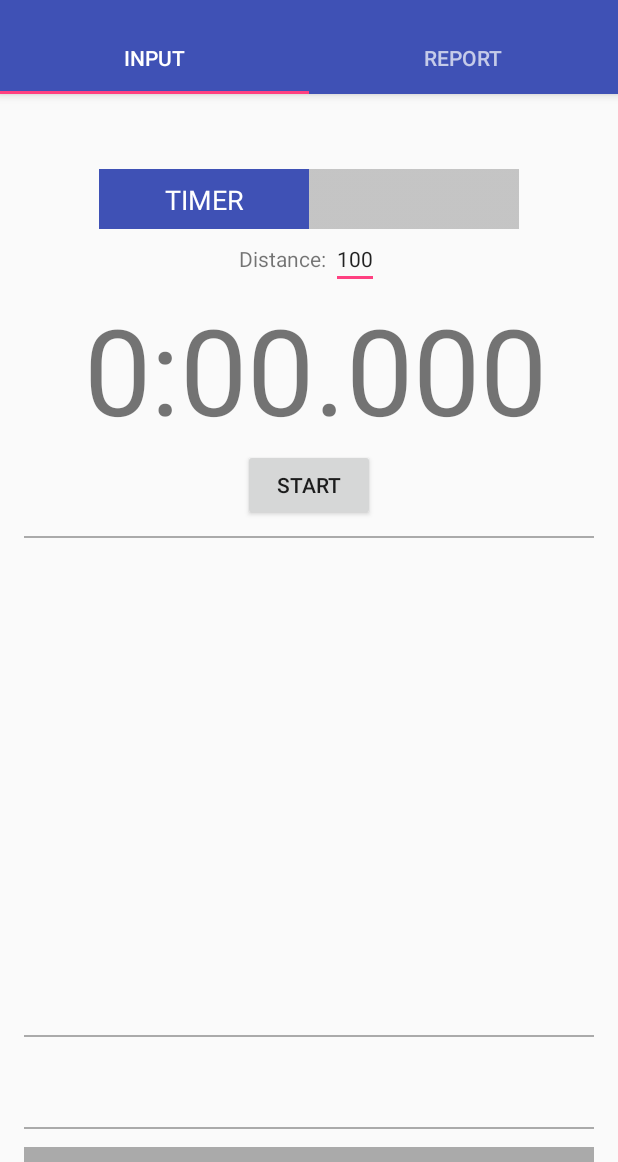
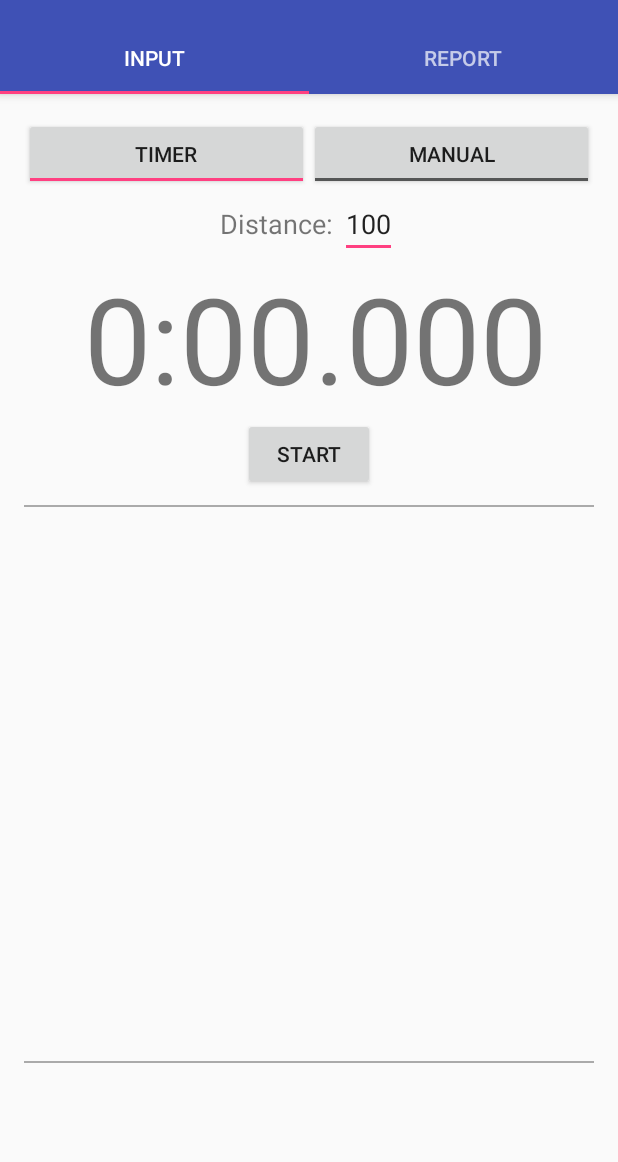
Before and after one commit to otaconisme/FizahTimer, an Android app: the screen it shows after launch (MainActivity), on a phone screen of 412 x 824 dp, the part 74-1236 px from its top. Run offline under Robolectric (Android 15) with nearby library versions, the phone set to English and light mode, and no system bars.

Commit message:
-changed switch to toggle -Fixed some layout issue

```diff
--- a/app/src/main/java/com/otaconisme/myapplication/DataEntryAdapter.java
+++ b/app/src/main/java/com/otaconisme/myapplication/DataEntryAdapter.java
@@ -48,9 +48,8 @@ public class DataEntryAdapter extends BaseAdapter implements ListAdapter {
     }
 
     @Override
-    public View getView(final int i, View inputView, ViewGroup viewGroup) {
+    public View getView(final int i, View view, ViewGroup viewGroup) {
 
-        View view = inputView;
         if (view == null) {
             LayoutInflater inflater = (LayoutInflater) context.getSystemService(Context.LAYOUT_INFLATER_SERVICE);
             view = inflater.inflate(R.layout.data_entry, null);//TODO replace null with something else
@@ -77,6 +76,9 @@ public class DataEntryAdapter extends BaseAdapter implements ListAdapter {
                 public void onClick(View v) {
                     list.remove(i);
                     notifyDataSetChanged();
+                    switcher.reset();
+                    switcher.showNext();
+                    v.clearFocus();
                     //Util.generateBarChartSpeed();
 
                 }
--- a/app/src/main/java/com/otaconisme/myapplication/MainActivity.java
+++ b/app/src/main/java/com/otaconisme/myapplication/MainActivity.java
@@ -19,14 +19,11 @@ import android.view.View;
 import android.view.inputmethod.InputMethodManager;
 import android.widget.Button;
 import android.widget.EditText;
-import android.widget.Switch;
 import android.widget.TextView;
+import android.widget.ToggleButton;
 import android.widget.ViewSwitcher;
 
-import java.lang.reflect.InvocationTargetException;
 import java.util.ArrayList;
-
-import static android.R.id.input;
 
 public class MainActivity extends AppCompatActivity {
 
@@ -159,9 +156,9 @@ public class MainActivity extends AppCompatActivity {
     }
 
     public void startTimer(View view) {
-        Switch inputSwitch = (Switch) findViewById(R.id.switch_input);
+        ToggleButton toggleTimer = (ToggleButton) findViewById(R.id.toggle_timer);
 
-        if(!inputSwitch.isChecked()) {
+        if(toggleTimer.isChecked()) {
 
 
             if (getMainButtonText().equals("Start")) {
@@ -298,4 +295,24 @@ public class MainActivity extends AppCompatActivity {
             viewSwitcher.showNext();
         }
     }
+
+    public void toggleSelectInput(View view){
+        ViewSwitcher inputViewSwitcher = (ViewSwitcher) findViewById(R.id.view_switcher_input);
+        ToggleButton clicked = (ToggleButton) view;
+        ToggleButton unClicked;
+        String clickedText = clicked.getTextOn().toString();
+        if(clickedText.equalsIgnoreCase("timer")) {
+            unClicked = (ToggleButton) findViewById(R.id.toggle_manual);
+            if(inputViewSwitcher.getNextView().getId() == R.id.view_switch_timer_layout){
+                inputViewSwitcher.showNext();
+            }
+        }else{
+            unClicked = (ToggleButton) findViewById(R.id.toggle_timer);
+            if(inputViewSwitcher.getNextView().getId() == R.id.view_switch_manual_edit_layout){
+                inputViewSwitcher.showNext();
+            }
+        }
+        clicked.setChecked(true);
+        unClicked.setChecked(false);
+    }
 }
--- a/app/src/main/java/com/otaconisme/myapplication/TabTimer.java
+++ b/app/src/main/java/com/otaconisme/myapplication/TabTimer.java
@@ -5,9 +5,6 @@ import android.support.v4.app.Fragment;
 import android.view.LayoutInflater;
 import android.view.View;
 import android.view.ViewGroup;
-import android.widget.Button;
-import android.widget.Switch;
-import android.widget.ViewSwitcher;
 
 /**
  * Created by Zakwan on 3/1/2017.
@@ -18,24 +15,6 @@ public class TabTimer extends Fragment {
     @Override
     public View onCreateView(final LayoutInflater inflater, ViewGroup container,
                              Bundle savedInstanceState) {
-        View rootView = inflater.inflate(R.layout.tab_timer, container, false);
-
-        final ViewSwitcher inputViewSwitcher = (ViewSwitcher) rootView.findViewById(R.id.view_switcher_input);
-        //Switch between timer and manual input
-        final Switch inputSwitch =(Switch) rootView.findViewById(R.id.switch_input);
-        inputSwitch.setOnClickListener(new View.OnClickListener() {
-            @Override
-            public void onClick(View view){
-                if(inputSwitch.isChecked()){
-                    inputViewSwitcher.showNext();
-                }else{
-                    inputViewSwitcher.reset();
-                    inputViewSwitcher.showNext();
-                }
-
-            }
-        });
-
-        return rootView;
+        return inflater.inflate(R.layout.tab_timer, container, false);
     }
 }
--- a/app/src/main/res/drawable/color_thumb.xml
+++ /dev/null
@@ -1,4 +0,0 @@
-<shape xmlns:android="http://schemas.android.com/apk/res/android" android:shape="rectangle">
-    <size android:height="40dp"  />
-    <solid android:color="@color/colorPrimary" />
-</shape>
--- a/app/src/main/res/drawable/gray_track.xml
+++ /dev/null
@@ -1,4 +0,0 @@
-<shape xmlns:android="http://schemas.android.com/apk/res/android" android:shape="rectangle">
-    <size android:height="40dp"  />
-    <gradient android:height="40dp" android:startColor="#aaaaaaaa" android:endColor="#aaaaaaaa"/>
-</shape>
--- a/app/src/main/res/drawable/thumb.xml
+++ /dev/null
@@ -1,6 +0,0 @@
-<selector xmlns:android="http://schemas.android.com/apk/res/android">
-    <item android:state_enabled="false" android:drawable="@drawable/gray_track" />
-    <item android:state_pressed="true"  android:drawable="@drawable/color_thumb" />
-    <item android:state_checked="true"  android:drawable="@drawable/color_thumb" />
-    <item                               android:drawable="@drawable/color_thumb" />
-</selector>
--- a/app/src/main/res/drawable/track.xml
+++ /dev/null
@@ -1,4 +0,0 @@
-<selector xmlns:android="http://schemas.android.com/apk/res/android">
-    <item android:state_focused="true"  android:drawable="@drawable/color_thumb" />
-    <item                               android:drawable="@drawable/gray_track" />
-</selector>
--- a/app/src/main/res/layout/activity_main.xml
+++ b/app/src/main/res/layout/activity_main.xml
@@ -1,5 +1,6 @@
 <?xml version="1.0" encoding="utf-8"?>
-<android.support.design.widget.CoordinatorLayout xmlns:android="http://schemas.android.com/apk/res/android"
+<LinearLayout
+    xmlns:android="http://schemas.android.com/apk/res/android"
     xmlns:app="http://schemas.android.com/apk/res-auto"
     xmlns:tools="http://schemas.android.com/tools"
     android:id="@+id/main_content"
@@ -7,6 +8,7 @@
     android:layout_height="match_parent"
     android:fitsSystemWindows="true"
     android:windowSoftInputMode="adjustPan"
+    android:orientation="vertical"
     tools:context="com.otaconisme.myapplication.MainActivity">
 
     <android.support.design.widget.AppBarLayout
@@ -36,7 +38,6 @@
     <android.support.v4.view.ViewPager
         android:id="@+id/container"
         android:layout_width="match_parent"
-        android:layout_height="wrap_content"
-        app:layout_behavior="@string/appbar_scrolling_view_behavior" />
+        android:layout_height="wrap_content"/>
 
-</android.support.design.widget.CoordinatorLayout>
+</LinearLayout>
--- a/app/src/main/res/layout/data_entry.xml
+++ b/app/src/main/res/layout/data_entry.xml
@@ -41,6 +41,8 @@
                 android:layout_weight="1"
                 android:paddingLeft="4dp"
                 android:paddingRight="4dp"
+                android:paddingTop="16dp"
+                android:paddingBottom="16dp"
                 android:background="@android:color/transparent"
                 android:imeOptions="actionDone"
                 android:inputType="numberDecimal"
--- a/app/src/main/res/layout/tab_report.xml
+++ b/app/src/main/res/layout/tab_report.xml
@@ -1,7 +1,7 @@
 <LinearLayout xmlns:android="http://schemas.android.com/apk/res/android"
     xmlns:tools="http://schemas.android.com/tools"
     android:layout_width="match_parent"
-    android:layout_height="match_parent"
+    android:layout_height="wrap_content"
     android:paddingBottom="@dimen/activity_vertical_margin"
     android:paddingLeft="@dimen/activity_horizontal_margin"
     android:paddingRight="@dimen/activity_horizontal_margin"
--- a/app/src/main/res/layout/tab_timer.xml
+++ b/app/src/main/res/layout/tab_timer.xml
@@ -2,23 +2,39 @@
     xmlns:tools="http://schemas.android.com/tools"
     android:layout_width="match_parent"
     android:layout_height="match_parent"
+    android:paddingTop="16dp"
+    android:paddingBottom="16dp"
     android:paddingLeft="@dimen/activity_horizontal_margin"
     android:paddingRight="@dimen/activity_horizontal_margin"
     android:orientation="vertical"
     tools:context="com.otaconisme.myapplication.MainActivity">
 
-    <Switch
-        android:id="@+id/switch_input"
-        android:switchTextAppearance="@style/InputSwitch"
-        android:layout_marginTop="50dp"
-        android:textOff="TIMER"
-        android:textOn="       MANUAL       "
-        android:showText="true"
-        android:thumb="@drawable/thumb"
-        android:track="@drawable/track"
+    <LinearLayout
+        android:layout_width="match_parent"
+        android:layout_height="wrap_content"
         android:layout_gravity="center_horizontal"
-        android:layout_width="wrap_content"
-        android:layout_height="wrap_content" />
+        android:orientation="horizontal">
+
+        <ToggleButton
+            android:id="@+id/toggle_timer"
+            android:onClick="toggleSelectInput"
+            android:layout_width="0dp"
+            android:layout_weight="1"
+            android:layout_height="wrap_content"
+            android:checked="true"
+            android:textOn="Timer"
+            android:textOff="Timer"/>
+
+        <ToggleButton
+            android:id="@+id/toggle_manual"
+            android:onClick="toggleSelectInput"
+            android:layout_width="0dp"
+            android:layout_weight="1"
+            android:layout_height="wrap_content"
+            android:textOn="Manual"
+            android:textOff="Manual"/>
+
+    </LinearLayout>
 
     <ViewSwitcher
         android:id="@+id/view_switcher_input"
@@ -26,6 +42,7 @@
         android:layout_height="wrap_content">
 
         <LinearLayout
+            android:id="@+id/view_switch_timer_layout"
             android:orientation="vertical"
             android:layout_width="match_parent"
             android:layout_height="wrap_content">
@@ -36,12 +53,13 @@
                 android:layout_height="wrap_content">
 
                 <TextView
+                    android:textSize="18sp"
                     android:text="Distance: "
                     android:layout_width="wrap_content"
                     android:layout_height="wrap_content" />
 
                 <EditText
-                    android:textSize="14sp"
+                    android:textSize="18sp"
                     android:text="100"
                     android:hint="(m)"
                     android:layout_width="wrap_content"
@@ -52,11 +70,20 @@
                 android:id="@+id/timer_display"
                 android:layout_width="match_parent"
                 android:layout_height="wrap_content"
-                android:textSize="80sp"
+                android:textSize="80dp"
                 android:text="  0:00.000"/>
 
         </LinearLayout>
 
+        <LinearLayout
+            android:orientation="vertical"
+            android:id="@+id/view_switch_manual_edit_layout"
+            android:layout_width="wrap_content"
+            android:layout_height="wrap_content">
+
+            <View
+                android:layout_width="wrap_content"
+                android:layout_height="18sp"/>
 
             <EditText
                 android:id="@+id/edit_text_input"
@@ -64,8 +91,12 @@
                 android:inputType="numberDecimal"
                 android:ellipsize="start"
                 android:hint="(km/h)"
+                android:gravity="center_horizontal"
                 android:layout_width="match_parent"
                 android:layout_height="wrap_content" />
+
+
+        </LinearLayout>
 
     </ViewSwitcher>
 
@@ -116,19 +147,4 @@
 
     </ViewSwitcher>
 
-    <View
-        android:layout_width="match_parent"
-        android:layout_marginTop="10dp"
-        android:layout_marginBottom="2dp"
-        android:layout_height="1dp"
-        android:background="@android:color/darker_gray"/>
-
-    <View
-        android:layout_width="match_parent"
-        android:layout_marginTop="10dp"
-        android:layout_marginBottom="2dp"
-        android:layout_height="0dp"
-        android:layout_weight="2"
-        android:background="@android:color/darker_gray"/>
-
 </LinearLayout>
```
Lines whose indentation alone changed are shown as unchanged.
